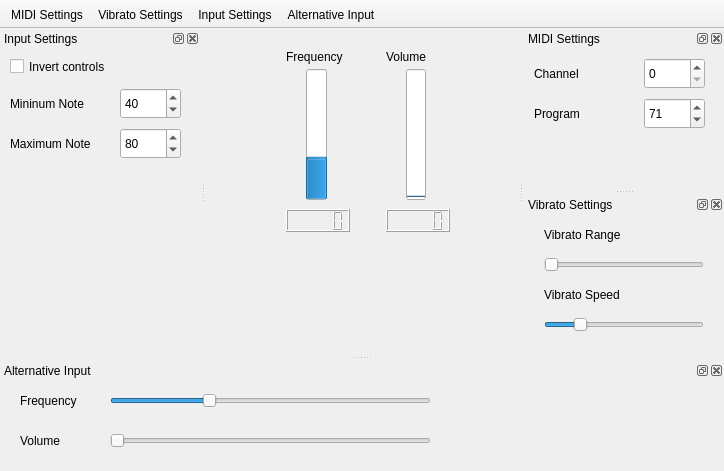
First picture: the form in mainwindow.ui, repository Ikke007/Theremin, before the edit.
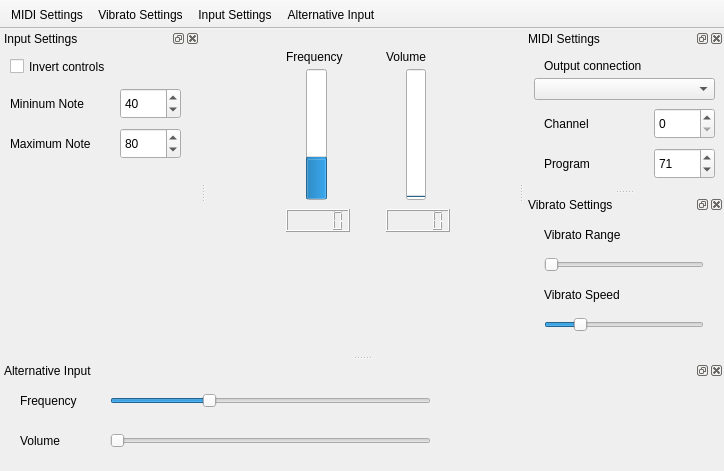
Second picture: the form after the edit.

Commit message: add MIDI connection ComboBox

What changed in the file:
```diff
--- a/mainwindow.ui
+++ b/mainwindow.ui
@@ -98,7 +98,7 @@
      <rect>
       <x>80</x>
       <y>20</y>
-      <width>61</width>
+      <width>71</width>
       <height>16</height>
      </rect>
     </property>
@@ -149,9 +149,9 @@
     <widget class="QLabel" name="label_3">
      <property name="geometry">
       <rect>
-       <x>10</x>
-       <y>50</y>
-       <width>71</width>
+       <x>20</x>
+       <y>100</y>
+       <width>81</width>
        <height>31</height>
       </rect>
      </property>
@@ -162,8 +162,8 @@
     <widget class="QSpinBox" name="midiProgram">
      <property name="geometry">
       <rect>
-       <x>120</x>
-       <y>50</y>
+       <x>130</x>
+       <y>100</y>
        <width>61</width>
        <height>31</height>
       </rect>
@@ -178,8 +178,8 @@
     <widget class="QSpinBox" name="midiChannel">
      <property name="geometry">
       <rect>
-       <x>120</x>
-       <y>10</y>
+       <x>130</x>
+       <y>60</y>
        <width>61</width>
        <height>31</height>
       </rect>
@@ -194,9 +194,9 @@
     <widget class="QLabel" name="label_10">
      <property name="geometry">
       <rect>
-       <x>10</x>
-       <y>10</y>
-       <width>71</width>
+       <x>20</x>
+       <y>60</y>
+       <width>81</width>
        <height>31</height>
       </rect>
      </property>
@@ -204,6 +204,29 @@
       <string>Channel</string>
      </property>
     </widget>
+    <widget class="QComboBox" name="midiDeviceComboBox">
+     <property name="geometry">
+      <rect>
+       <x>10</x>
+       <y>30</y>
+       <width>181</width>
+       <height>22</height>
+      </rect>
+     </property>
+    </widget>
+    <widget class="QLabel" name="label_11">
+     <property name="geometry">
+      <rect>
+       <x>20</x>
+       <y>10</y>
+       <width>151</width>
+       <height>16</height>
+      </rect>
+     </property>
+     <property name="text">
+      <string>Output connection</string>
+     </property>
+    </widget>
    </widget>
   </widget>
   <widget class="QToolBar" name="toolBar">
@@ -472,7 +495,7 @@
       <rect>
        <x>10</x>
        <y>40</y>
-       <width>121</width>
+       <width>111</width>
        <height>31</height>
       </rect>
      </property>
```
The commit also changes 4 other files.
